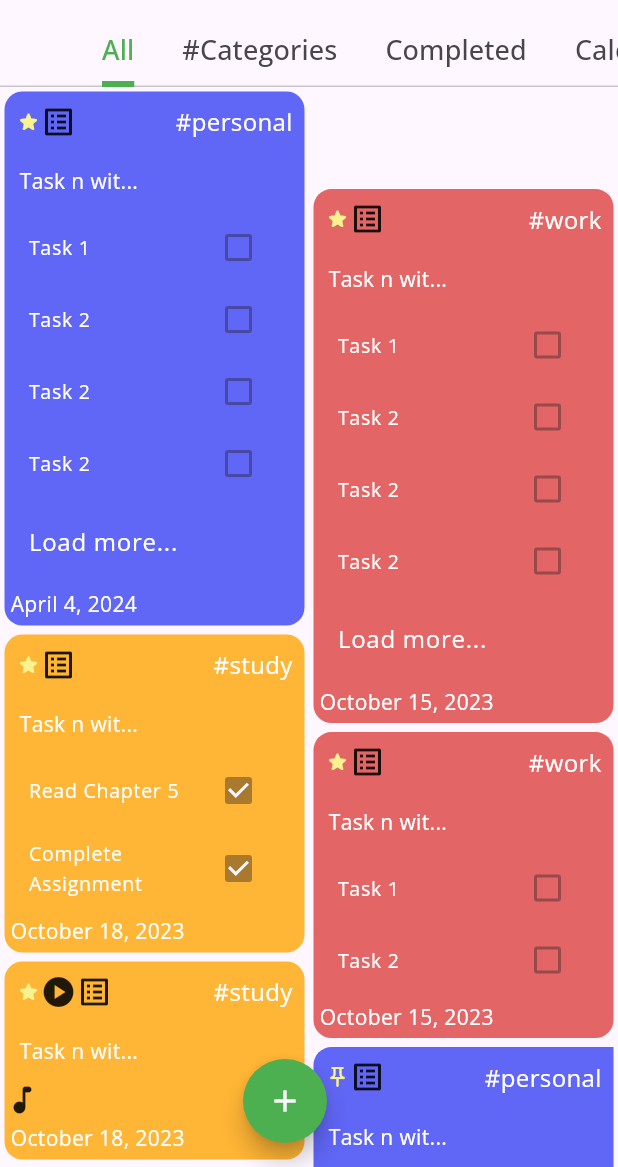
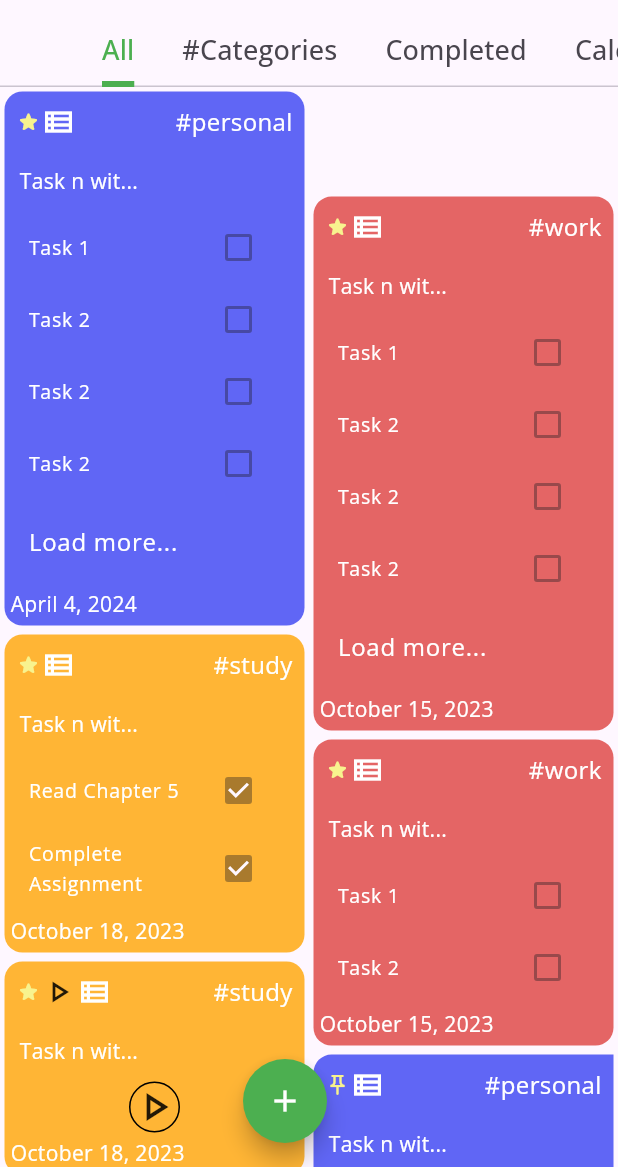
Before and after one commit to Hallcoder/znotes, a Flutter app: the screen it shows after launch, on a phone screen of 412 x 824 dp, the part 69-1236 px from its top. Run offline on Flutter 3.47's test engine with Material 3 defaults, Android fonts, the light colour scheme and no system bars; our stand-ins replace audioplayers, auto_route, video_player.

Commit message:
[feat]: media display handling and audio fixes

```diff
--- a/lib/components/NoteCard.dart
+++ b/lib/components/NoteCard.dart
@@ -20,6 +20,25 @@ class NoteCard extends StatefulWidget {
 class _NoteCardState extends State<NoteCard> {
   TextStyle whiteText = const TextStyle(color: Colors.white);
   DateFormat formatter = DateFormat.yMMMMd('en_US');
+  bool isAudioPlaying = false;
+ @override
+ void dispose() {
+    super.dispose();
+    widget.audioPlayer.stop();
+  }
+  @override
+  void initState() {
+    super.initState();
+    widget.audioPlayer.onPlayerStateChanged.listen((PlayerState state) {
+      if (state == PlayerState.playing) {
+        setState(() {
+          isAudioPlaying = true;
+        });
+      } else if (state == PlayerState.stopped) {
+        isAudioPlaying = false;
+      }
+    });
+  }
 
   @override
   Widget build(BuildContext context) {
@@ -59,7 +78,7 @@ class _NoteCardState extends State<NoteCard> {
                             : const SizedBox(),
                         widget.note.audios.isEmpty
                             ? const SizedBox()
-                            : const Icon(Icons.play_circle),
+                            : const Icon(Icons.play_arrow_outlined),
                         widget.note.isPinned
                             ? const Icon(
                                 Icons.push_pin_outlined,
@@ -67,7 +86,12 @@ class _NoteCardState extends State<NoteCard> {
                                 color: Color(0xfff8f38e),
                               )
                             : const SizedBox(),
-                            widget.note.subtasks.isEmpty ? const SizedBox(): const Icon(Icons.list_alt)
+                        widget.note.subtasks.isEmpty
+                            ? const SizedBox()
+                            : const Icon(
+                                Icons.view_list_outlined,
+                                color: Colors.white,
+                              )
                       ],
                     ),
                     Text(
@@ -105,10 +129,33 @@ class _NoteCardState extends State<NoteCard> {
     } else if (note.audios.isNotEmpty) {
       return GestureDetector(
         onTap: () async {
-          await widget.audioPlayer
-              .play(AssetSource(widget.note.audios[0].path));
+          if(isAudioPlaying){
+            await widget.audioPlayer.stop();
+            setState(() {
+              isAudioPlaying = false;
+            });
+          }else{
+            await widget.audioPlayer.play(AssetSource(widget.note.audios[0].path));
+            setState(() {
+              isAudioPlaying = true;
+            });
+          }
         },
-        child: const Icon(Icons.audiotrack_rounded),
+        child: Center(
+          child: Container(
+            decoration:
+                BoxDecoration(border: Border.all(), shape: BoxShape.circle),
+            child: !isAudioPlaying
+                ? const Icon(
+                    Icons.play_arrow_outlined,
+                    size: 32.0,
+                  )
+                : const Icon(
+                    Icons.stop_circle_outlined,
+                    size: 32.0,
+                  ),
+          ),
+        ),
       );
     } else if (note.videos.isNotEmpty) {
       final VideoPlayerController videoController =
@@ -160,20 +207,20 @@ class _NoteCardState extends State<NoteCard> {
 
   void showDropDownMenu({required BuildContext context}) {
     final RenderBox button = context.findRenderObject() as RenderBox;
-    final RenderBox overlay = Overlay.of(context).context.findRenderObject() as RenderBox;
+    final RenderBox overlay =
+        Overlay.of(context).context.findRenderObject() as RenderBox;
 
-    final Offset bottomRightPosition = button.localToGlobal(button.size.bottomRight(Offset.zero), ancestor: overlay);
+    final Offset bottomRightPosition = button
+        .localToGlobal(button.size.bottomRight(Offset.zero), ancestor: overlay);
 
     final RelativeRect position = RelativeRect.fromLTRB(
       bottomRightPosition.dx - 50, // Adjust this value based on the menu width
-      bottomRightPosition.dy - 200, // Adjust this value based on the menu height
+      bottomRightPosition.dy - 200,
+      // Adjust this value based on the menu height
       bottomRightPosition.dx,
       bottomRightPosition.dy,
     );
-    showMenu(
-        context: context,
-        position: position,
-        items: const [
+    showMenu(context: context, position: position, items: const [
       PopupMenuItem(child: Text("Completed")),
       PopupMenuItem(child: Text("Mark as Favorite")),
       PopupMenuItem(child: Text("Add as widget")),
--- a/pubspec.yaml
+++ b/pubspec.yaml
@@ -40,6 +40,7 @@ dependencies:
   intl: ^0.19.0
   just_audio_windows: ^0.2.0
   audioplayers: ^1.1.1
+  audio_waveforms: ^1.0.5
 
 
 dev_dependencies:
```
Also changed, not shown: pubspec.lock. Lines whose indentation alone changed are shown as unchanged.
